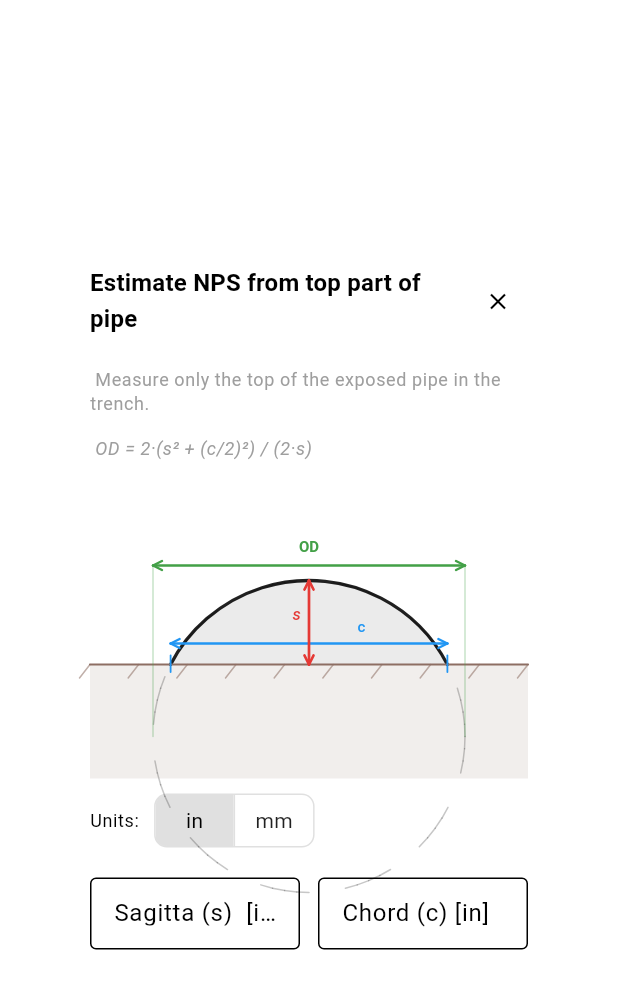
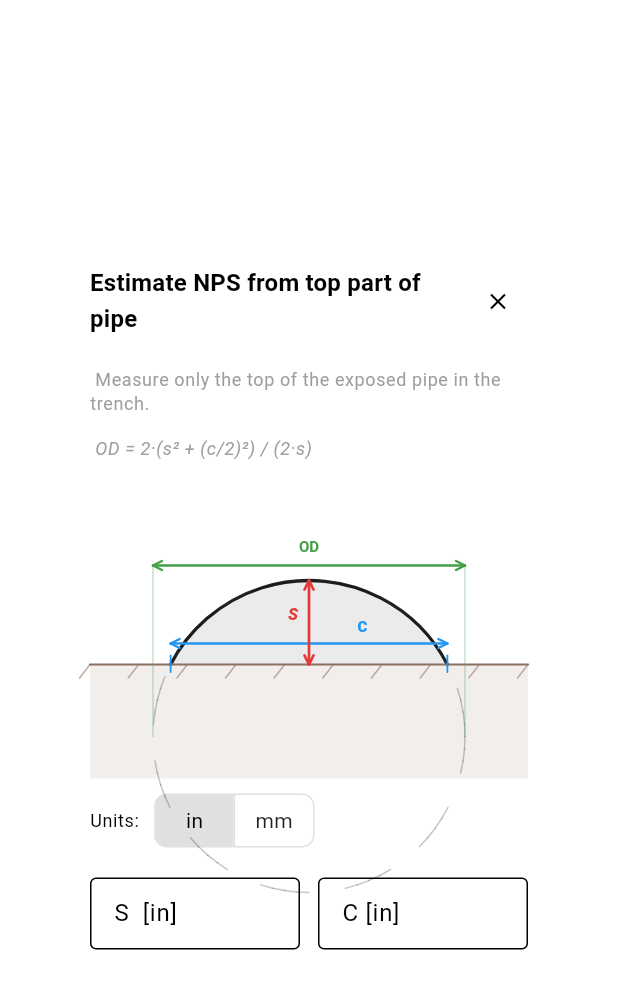
Before and after one commit to khotenko/flutter_steel_pipe, a Flutter app: the SagittaCalculatorDialog widget shown alone on an empty page, opened directly, on a phone screen of 412 x 824 dp. Shown: the top 989 px of the screen. Run offline on Flutter 3.47's test engine with Material 3 defaults, Android fonts, the phone set to English and light mode, and no system bars; missing offline and left inert: rate_my_app.

Commit message:
add live schematic painter for pipe dimensions and update labels for clarity

```diff
--- a/lib/pipe_screen.dart
+++ b/lib/pipe_screen.dart
@@ -5,7 +5,6 @@ import 'package:flutter/services.dart';
 import 'dart:convert';
 import 'dart:math' as math;
 import 'package:url_launcher/url_launcher.dart';
-import 'package:shared_preferences/shared_preferences.dart';
 import 'dart:io';
 
 import 'package:rate_my_app/rate_my_app.dart';
@@ -1005,13 +1004,13 @@ class _SagittaSchemePainter extends CustomPainter {
       canvas.drawLine(Offset(x, chordY - 6), Offset(x, chordY + 5),
           stroke(_chordColor, width: 1.2));
     }
-    _drawLabel(canvas, 'c', Offset(cx + halfChord * 0.35, chordArrowY - 17), _chordColor, fontSize: 10);
+    _drawLabel(canvas, 'C', Offset(cx + halfChord * 0.35, chordArrowY - 17), _chordColor, fontSize: 10);
 
     // sagitta double-arrow
     _drawDoubleArrow(canvas, stroke(_sagittaColor, width: 1.8),
         Offset(cx, chordY), Offset(cx, arcTopY));
     final sagMidY = (chordY + arcTopY) / 2;
-    _drawLabel(canvas, 's', Offset(cx - 11, sagMidY - 12), _sagittaColor, fontSize: 11, italic: true);
+    _drawLabel(canvas, 'S', Offset(cx - 14, sagMidY - 12), _sagittaColor, fontSize: 11, italic: true);
   }
 
   void _drawDoubleArrow(Canvas canvas, Paint p, Offset a, Offset b) {
@@ -1042,12 +1041,12 @@ class _SagittaSchemePainter extends CustomPainter {
   }
 
   void _drawLabel(Canvas canvas, String text, Offset pos, Color c,
-      {double fontSize = 11, bool italic = false}) {
+      {double fontSize = 16, bool italic = false}) {
     final tp = TextPainter(
       text: TextSpan(text: text, style: TextStyle(
           color: c, fontSize: fontSize,
           fontStyle: italic ? FontStyle.italic : FontStyle.normal,
-          fontWeight: FontWeight.w500)),
+          fontWeight: FontWeight.w800)),
       textDirection: TextDirection.ltr,
     )..layout();
     tp.paint(canvas, pos);
@@ -1066,6 +1065,85 @@ class _SagittaSchemePainter extends CustomPainter {
 
   @override
   bool shouldRepaint(_SagittaSchemePainter old) => old.color != color;
+}
+
+// ─────────────────────────────────────────────────────────────────────────────
+// Live proportional schematic – just the pipe circle + OD arrow. No tool drawing.
+// ─────────────────────────────────────────────────────────────────────────────
+class _LiveSchemePainter extends CustomPainter {
+  final double odIn;
+  final Color baseColor;
+
+  const _LiveSchemePainter({
+    required this.odIn,
+    required this.baseColor,
+  });
+
+  static const Color _pipeColor = Color(0xFF1565C0);
+  static const Color _odColor   = Color(0xFF43A047);
+
+  @override
+  void paint(Canvas canvas, Size size) {
+    final w = size.width;
+    final h = size.height;
+    final cx = w / 2;
+    final cy = h * 0.54;
+    final r  = math.min(w * 0.36, h * 0.38);
+
+    Paint stroke(Color c, {double width = 1.8}) => Paint()
+      ..color = c ..style = PaintingStyle.stroke ..strokeWidth = width
+      ..strokeCap = StrokeCap.round ..strokeJoin = StrokeJoin.round;
+    Paint fill(Color c) => Paint()..color = c..style = PaintingStyle.fill;
+
+    // Pipe circle
+    canvas.drawCircle(Offset(cx, cy), r, fill(_pipeColor.withValues(alpha: 0.10)));
+    canvas.drawCircle(Offset(cx, cy), r, stroke(_pipeColor, width: 2.5));
+
+    // OD double-arrow
+    final odY = cy - r - 14;
+    _drawDoubleArrow(canvas, stroke(_odColor, width: 1.6),
+        Offset(cx - r, odY), Offset(cx + r, odY));
+    for (final x in [cx - r, cx + r]) {
+      canvas.drawLine(Offset(x, odY), Offset(x, cy),
+          stroke(_odColor.withValues(alpha: 0.22), width: 1.0));
+    }
+
+    // OD value label centred above arrow
+    final odLabel = 'OD = ${odIn.toStringAsFixed(3)} in  /  ${(odIn * 25.4).toStringAsFixed(1)} mm';
+    _drawLabelCentered(canvas, odLabel, Offset(cx, odY - 12), _odColor,
+        fontSize: 10.5, bold: true);
+  }
+
+  void _drawDoubleArrow(Canvas canvas, Paint p, Offset a, Offset b) {
+    canvas.drawLine(a, b, p);
+    _ah(canvas, p, b, a);
+    _ah(canvas, p, a, b);
+  }
+
+  void _ah(Canvas canvas, Paint p, Offset tip, Offset away) {
+    final d = tip - away; final len = d.distance;
+    if (len == 0) return;
+    final ux = d.dx / len; final uy = d.dy / len;
+    const s = 6.0, ww = 3.0;
+    canvas.drawLine(tip, tip - Offset(ux * s - uy * ww, uy * s + ux * ww), p);
+    canvas.drawLine(tip, tip - Offset(ux * s + uy * ww, uy * s - ux * ww), p);
+  }
+
+
+  void _drawLabelCentered(Canvas canvas, String text, Offset center, Color c,
+      {double fontSize = 11, bool bold = false}) {
+    final tp = TextPainter(
+      text: TextSpan(text: text, style: TextStyle(
+          color: c, fontSize: fontSize,
+          fontWeight: bold ? FontWeight.w700 : FontWeight.w400)),
+      textDirection: TextDirection.ltr,
+    )..layout();
+    tp.paint(canvas, Offset(center.dx - tp.width / 2, center.dy - tp.height / 2));
+  }
+
+  @override
+  bool shouldRepaint(_LiveSchemePainter old) =>
+      old.odIn != odIn || old.baseColor != baseColor;
 }
 
 // ─────────────────────────────────────────────────────────────────────────────
@@ -1149,7 +1227,7 @@ class _SagittaCalculatorDialogState extends State<SagittaCalculatorDialog> {
         _odIn = null;
         _sagittaIsOD = false;
         _matches = null;
-        _errorMsg = '⚠ Invalid: sagitta must be less than half the chord';
+        _errorMsg = '⚠ Invalid: S must be less than half the chord';
       });
       return;
     }
@@ -1297,7 +1375,7 @@ class _SagittaCalculatorDialogState extends State<SagittaCalculatorDialog> {
                             decimal: true),
                         decoration: InputDecoration(
                           labelText:
-                              'Sagitta (s)  [${_useInches ? "in" : "mm"}]',
+                              'S  [${_useInches ? "in" : "mm"}]',
                           border: const OutlineInputBorder(),
                           isDense: true,
                         ),
@@ -1312,7 +1390,7 @@ class _SagittaCalculatorDialogState extends State<SagittaCalculatorDialog> {
                             decimal: true),
                         decoration: InputDecoration(
                           labelText:
-                              'Chord (c) [${_useInches ? "in" : "mm"}]',
+                              'C [${_useInches ? "in" : "mm"}]',
                           border: const OutlineInputBorder(),
                           isDense: true,
                         ),
@@ -1346,8 +1424,8 @@ class _SagittaCalculatorDialogState extends State<SagittaCalculatorDialog> {
                           const SizedBox(width: 4),
                           Expanded(
                             child: Text(
-                              'Sagitta ≥ Chord: the contour tool fully surrounded '
-                              'the pipe. Sagitta is assumed to be the full OD.',
+                              'S ≥ C: the contour tool fully surrounded '
+                              'the pipe. S is assumed to be same as C.',
                               style: TextStyle(
                                   fontSize: 11,
                                   color: Colors.orange.shade700,
@@ -1358,7 +1436,7 @@ class _SagittaCalculatorDialogState extends State<SagittaCalculatorDialog> {
                       ),
                     ),
                   Text(
-                    'Calculated OD: ${_fmtOd(_odIn!)}',
+                    'Estimated OD: ${_fmtOd(_odIn!)}',
                     style: theme.textTheme.titleSmall?.copyWith(
                         fontWeight: FontWeight.w600),
                   ),
@@ -1408,6 +1486,21 @@ class _SagittaCalculatorDialogState extends State<SagittaCalculatorDialog> {
                       ),
                     );
                   }),
+
+                  // ── Live schematic ───────────────────────────────────────────────
+                  const SizedBox(height: 12),
+                  Text('Live schematic', style: theme.textTheme.titleSmall),
+                  const SizedBox(height: 4),
+                  SizedBox(
+                    height: 180,
+                    child: CustomPaint(
+                      painter: _LiveSchemePainter(
+                        odIn: _odIn ?? 0,
+                        baseColor: labelColor,
+                      ),
+                      size: const Size(double.infinity, 180),
+                    ),
+                  ),
                 ],
               ],
             ),
```
Also changed, not shown: 1 other file.
